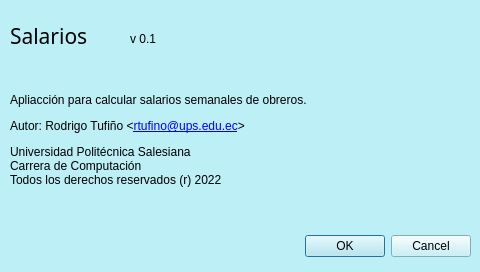
Above: acerca.ui from mguadalupe17/P61-Salarios before the change. Below: the same form after it.
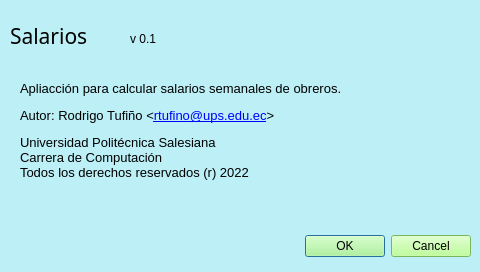
That is the form after the change.

The edit to the form file:
```diff
--- a/acerca.ui
+++ b/acerca.ui
@@ -25,6 +25,9 @@
      <height>32</height>
     </rect>
    </property>
+   <property name="styleSheet">
+    <string notr="true">background-color: rgb(170, 255, 127);</string>
+   </property>
    <property name="orientation">
     <enum>Qt::Horizontal</enum>
    </property>
@@ -54,14 +57,14 @@
   <widget class="QLabel" name="label_4">
    <property name="geometry">
     <rect>
-     <x>10</x>
-     <y>70</y>
+     <x>20</x>
+     <y>60</y>
      <width>461</width>
      <height>141</height>
     </rect>
    </property>
    <property name="text">
-    <string>&lt;html&gt;&lt;head/&gt;&lt;body&gt;&lt;p&gt;Apliacción para calcular salarios semanales de obreros.&lt;/p&gt;&lt;p&gt;Autor: Rodrigo Tufiño &amp;lt;&lt;a href=&quot;mailto:rtufino@ups.edu.ec&quot;&gt;&lt;span style=&quot; text-decoration: underline; color:#0000ff;&quot;&gt;rtufino@ups.edu.ec&lt;/span&gt;&lt;/a&gt;&amp;gt;&lt;/p&gt;&lt;p&gt;Universidad Politécnica Salesiana&lt;br/&gt;Carrera de Computación&lt;br/&gt;Todos los derechos reservados (r) 2022&lt;/p&gt;&lt;/body&gt;&lt;/html&gt;</string>
+    <string>&lt;html&gt;&lt;head/&gt;&lt;body&gt;&lt;p&gt;&lt;span style=&quot; font-size:10pt;&quot;&gt;Apliacción para calcular salarios semanales de obreros.&lt;/span&gt;&lt;/p&gt;&lt;p&gt;&lt;span style=&quot; font-size:10pt;&quot;&gt;Autor: Rodrigo Tufiño &amp;lt;&lt;/span&gt;&lt;a href=&quot;mailto:rtufino@ups.edu.ec&quot;&gt;&lt;span style=&quot; font-size:10pt; text-decoration: underline; color:#0000ff;&quot;&gt;rtufino@ups.edu.ec&lt;/span&gt;&lt;/a&gt;&lt;span style=&quot; font-size:10pt;&quot;&gt;&amp;gt;&lt;/span&gt;&lt;/p&gt;&lt;p&gt;&lt;span style=&quot; font-size:10pt;&quot;&gt;Universidad Politécnica Salesiana&lt;br/&gt;Carrera de Computación&lt;br/&gt;Todos los derechos reservados (r) 2022&lt;/span&gt;&lt;/p&gt;&lt;/body&gt;&lt;/html&gt;</string>
    </property>
    <property name="textFormat">
     <enum>Qt::RichText</enum>
```
